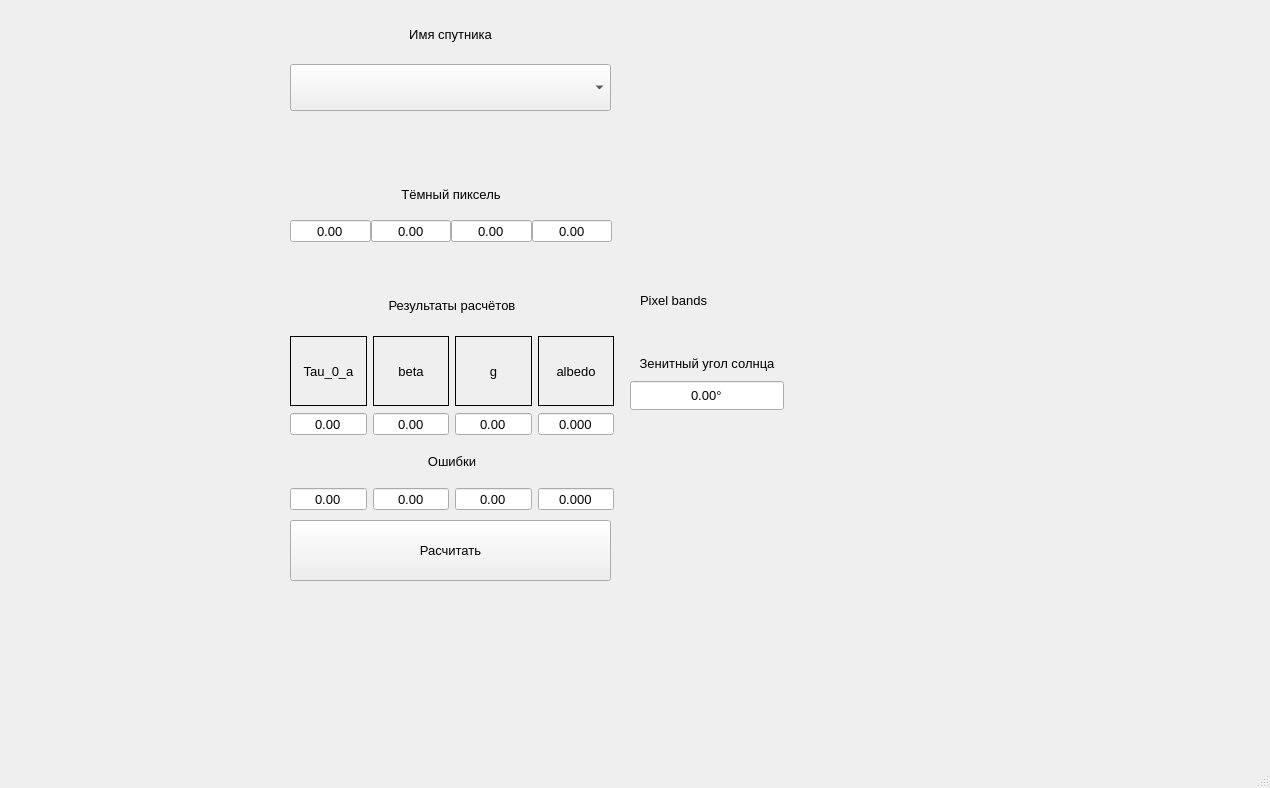
Old version of the form atm_correction/AtmCorrectionMainWindow.ui in the repository ValeryStk/satellite_comparator.
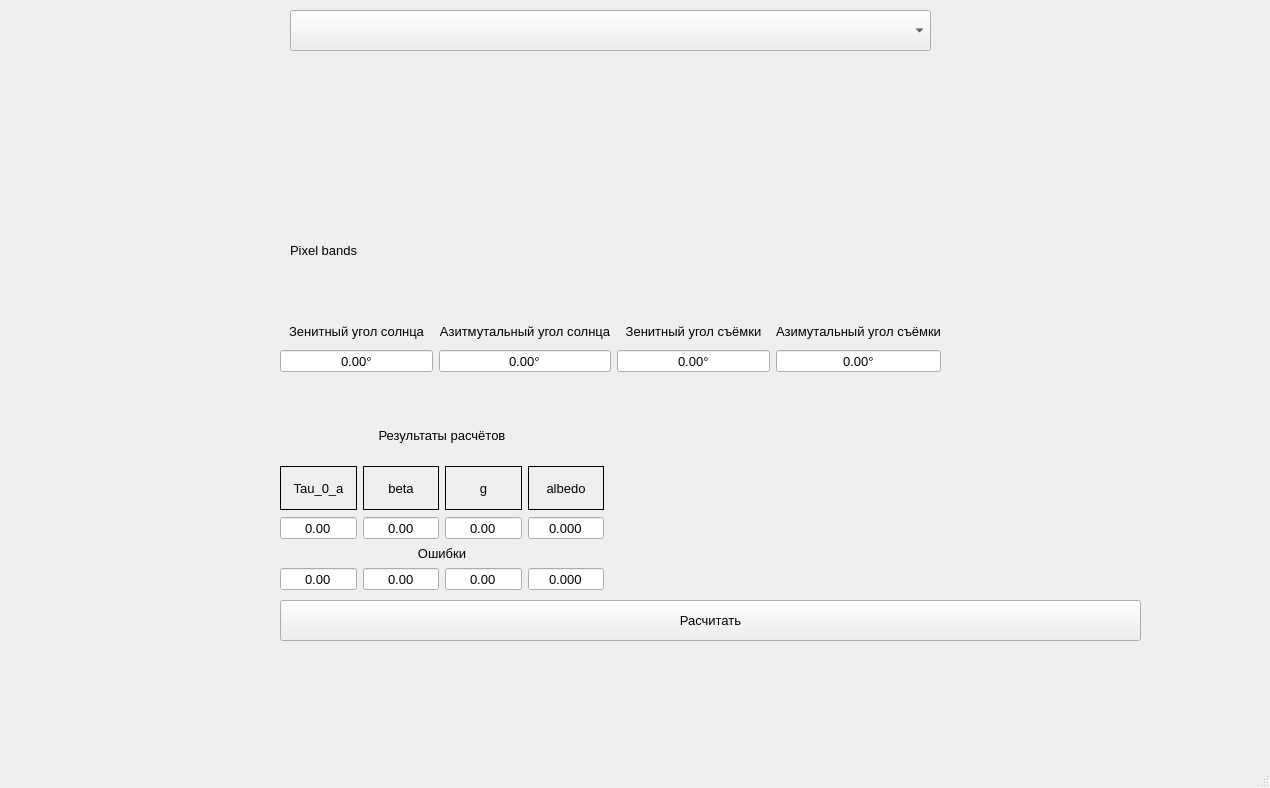
New version of the form. Custom widgets are drawn as their Qt base class.

Commit message: wip (capture zenit angle)

Patch:
```diff
--- a/atm_correction/AtmCorrectionMainWindow.ui
+++ b/atm_correction/AtmCorrectionMainWindow.ui
@@ -26,114 +26,13 @@
    <string>Тестовый модуль атмосферной коррекции</string>
   </property>
   <widget class="QWidget" name="centralwidget">
-   <widget class="QWidget" name="layoutWidget">
-    <property name="geometry">
-     <rect>
-      <x>290</x>
-      <y>140</y>
-      <width>322</width>
-      <height>133</height>
-     </rect>
-    </property>
-    <layout class="QHBoxLayout" name="horizontalLayout_4">
-     <property name="spacing">
-      <number>0</number>
-     </property>
-     <item>
-      <layout class="QVBoxLayout" name="verticalLayout_4">
-       <item>
-        <layout class="QVBoxLayout" name="verticalLayout">
-         <item>
-          <widget class="QLabel" name="label">
-           <property name="minimumSize">
-            <size>
-             <width>0</width>
-             <height>50</height>
-            </size>
-           </property>
-           <property name="maximumSize">
-            <size>
-             <width>16777215</width>
-             <height>50</height>
-            </size>
-           </property>
-           <property name="text">
-            <string>Тёмный пиксель</string>
-           </property>
-           <property name="alignment">
-            <set>Qt::AlignCenter</set>
-           </property>
-          </widget>
-         </item>
-         <item>
-          <layout class="QHBoxLayout" name="horizontalLayout">
-           <item>
-            <widget class="QDoubleSpinBox" name="doubleSpinBox_black1">
-             <property name="alignment">
-              <set>Qt::AlignCenter</set>
-             </property>
-             <property name="buttonSymbols">
-              <enum>QAbstractSpinBox::NoButtons</enum>
-             </property>
-             <property name="maximum">
-              <double>999.000000000000000</double>
-             </property>
-            </widget>
-           </item>
-           <item>
-            <widget class="QDoubleSpinBox" name="doubleSpinBox_black2">
-             <property name="alignment">
-              <set>Qt::AlignCenter</set>
-             </property>
-             <property name="buttonSymbols">
-              <enum>QAbstractSpinBox::NoButtons</enum>
-             </property>
-             <property name="maximum">
-              <double>999.000000000000000</double>
-             </property>
-            </widget>
-           </item>
-           <item>
-            <widget class="QDoubleSpinBox" name="doubleSpinBox_black3">
-             <property name="alignment">
-              <set>Qt::AlignCenter</set>
-             </property>
-             <property name="buttonSymbols">
-              <enum>QAbstractSpinBox::NoButtons</enum>
-             </property>
-             <property name="maximum">
-              <double>999.000000000000000</double>
-             </property>
-            </widget>
-           </item>
-           <item>
-            <widget class="QDoubleSpinBox" name="doubleSpinBox_black4">
-             <property name="alignment">
-              <set>Qt::AlignCenter</set>
-             </property>
-             <property name="buttonSymbols">
-              <enum>QAbstractSpinBox::NoButtons</enum>
-             </property>
-             <property name="maximum">
-              <double>999.000000000000000</double>
-             </property>
-            </widget>
-           </item>
-          </layout>
-         </item>
-        </layout>
-       </item>
-      </layout>
-     </item>
-    </layout>
-   </widget>
    <widget class="QWidget" name="layoutWidget">
     <property name="geometry">
      <rect>
       <x>9</x>
       <y>9</y>
       <width>261</width>
-      <height>571</height>
+      <height>631</height>
      </rect>
     </property>
     <layout class="QVBoxLayout" name="verticalLayout_checkBoxes"/>
@@ -141,10 +40,10 @@
    <widget class="QWidget" name="layoutWidget">
     <property name="geometry">
      <rect>
-      <x>290</x>
-      <y>280</y>
+      <x>280</x>
+      <y>410</y>
       <width>324</width>
-      <height>231</height>
+      <height>181</height>
      </rect>
     </property>
     <layout class="QVBoxLayout" name="verticalLayout_7">
@@ -359,83 +258,32 @@
    <widget class="QPushButton" name="pushButton_calculateBlack">
     <property name="geometry">
      <rect>
-      <x>290</x>
-      <y>520</y>
-      <width>321</width>
-      <height>61</height>
+      <x>280</x>
+      <y>600</y>
+      <width>861</width>
+      <height>41</height>
      </rect>
     </property>
     <property name="text">
      <string>Расчитать</string>
     </property>
    </widget>
-   <widget class="QWidget" name="layoutWidget">
-    <property name="geometry">
-     <rect>
-      <x>290</x>
-      <y>10</y>
-      <width>321</width>
-      <height>101</height>
-     </rect>
-    </property>
-    <layout class="QHBoxLayout" name="horizontalLayout_6">
-     <item>
-      <layout class="QVBoxLayout" name="verticalLayout_9">
-       <item>
-        <widget class="QLabel" name="label_9">
-         <property name="font">
-          <font>
-           <family>Segoe UI</family>
-           <pointsize>10</pointsize>
-          </font>
-         </property>
-         <property name="text">
-          <string>Имя спутника</string>
-         </property>
-         <property name="alignment">
-          <set>Qt::AlignCenter</set>
-         </property>
-        </widget>
-       </item>
-       <item>
-        <widget class="QComboBox" name="comboBox_satellite_type">
-         <property name="sizePolicy">
-          <sizepolicy hsizetype="Preferred" vsizetype="Preferred">
-           <horstretch>0</horstretch>
-           <verstretch>0</verstretch>
-          </sizepolicy>
-         </property>
-         <property name="font">
-          <font>
-           <family>Segoe UI</family>
-           <pointsize>10</pointsize>
-          </font>
-         </property>
-        </widget>
-       </item>
-      </layout>
-     </item>
-     <item>
-      <layout class="QVBoxLayout" name="verticalLayout_8"/>
-     </item>
-    </layout>
-   </widget>
    <widget class="QCustomPlot" name="widget_atm_params" native="true">
     <property name="geometry">
      <rect>
-      <x>650</x>
-      <y>10</y>
-      <width>551</width>
-      <height>241</height>
+      <x>290</x>
+      <y>60</y>
+      <width>641</width>
+      <height>161</height>
      </rect>
     </property>
    </widget>
    <widget class="QLabel" name="label_pixel_bands">
     <property name="geometry">
      <rect>
-      <x>640</x>
-      <y>280</y>
-      <width>581</width>
+      <x>290</x>
+      <y>230</y>
+      <width>641</width>
       <height>41</height>
      </rect>
     </property>
@@ -443,73 +291,243 @@
      <string>Pixel bands</string>
     </property>
    </widget>
-   <widget class="QLabel" name="label_7">
+   <widget class="QWidget" name="layoutWidget">
     <property name="geometry">
      <rect>
-      <x>630</x>
-      <y>340</y>
-      <width>154</width>
-      <height>46</height>
+      <x>280</x>
+      <y>320</y>
+      <width>661</width>
+      <height>53</height>
      </rect>
     </property>
-    <property name="maximumSize">
-     <size>
-      <width>16777215</width>
-      <height>50</height>
-     </size>
-    </property>
-    <property name="font">
-     <font>
-      <family>Segoe UI</family>
-      <pointsize>10</pointsize>
-     </font>
-    </property>
-    <property name="text">
-     <string>Зенитный угол солнца</string>
-    </property>
-    <property name="alignment">
-     <set>Qt::AlignCenter</set>
-    </property>
+    <layout class="QHBoxLayout" name="horizontalLayout_7">
+     <item>
+      <layout class="QVBoxLayout" name="verticalLayout_10">
+       <item>
+        <widget class="QLabel" name="label_7">
+         <property name="maximumSize">
+          <size>
+           <width>16777215</width>
+           <height>50</height>
+          </size>
+         </property>
+         <property name="font">
+          <font>
+           <family>Segoe UI</family>
+           <pointsize>10</pointsize>
+          </font>
+         </property>
+         <property name="text">
+          <string>Зенитный угол солнца</string>
+         </property>
+         <property name="alignment">
+          <set>Qt::AlignCenter</set>
+         </property>
+        </widget>
+       </item>
+       <item>
+        <widget class="QDoubleSpinBox" name="doubleSpinBox_sunZenitAngle">
+         <property name="sizePolicy">
+          <sizepolicy hsizetype="Minimum" vsizetype="Preferred">
+           <horstretch>0</horstretch>
+           <verstretch>0</verstretch>
+          </sizepolicy>
+         </property>
+         <property name="maximumSize">
+          <size>
+           <width>16777215</width>
+           <height>55</height>
+          </size>
+         </property>
+         <property name="font">
+          <font>
+           <family>Segoe UI</family>
+           <pointsize>10</pointsize>
+          </font>
+         </property>
+         <property name="alignment">
+          <set>Qt::AlignCenter</set>
+         </property>
+         <property name="buttonSymbols">
+          <enum>QAbstractSpinBox::NoButtons</enum>
+         </property>
+         <property name="suffix">
+          <string>°</string>
+         </property>
+         <property name="maximum">
+          <double>90.000000000000000</double>
+         </property>
+        </widget>
+       </item>
+      </layout>
+     </item>
+     <item>
+      <layout class="QVBoxLayout" name="verticalLayout_5">
+       <item>
+        <widget class="QLabel" name="label_11">
+         <property name="text">
+          <string>Азитмутальный угол солнца</string>
+         </property>
+         <property name="alignment">
+          <set>Qt::AlignCenter</set>
+         </property>
+        </widget>
+       </item>
+       <item>
+        <widget class="QDoubleSpinBox" name="doubleSpinBox_sunAzimutAngle">
+         <property name="sizePolicy">
+          <sizepolicy hsizetype="Minimum" vsizetype="Preferred">
+           <horstretch>0</horstretch>
+           <verstretch>0</verstretch>
+          </sizepolicy>
+         </property>
+         <property name="maximumSize">
+          <size>
+           <width>16777215</width>
+           <height>55</height>
+          </size>
+         </property>
+         <property name="font">
+          <font>
+           <family>Segoe UI</family>
+           <pointsize>10</pointsize>
+          </font>
+         </property>
+         <property name="alignment">
+          <set>Qt::AlignCenter</set>
+         </property>
+         <property name="buttonSymbols">
+          <enum>QAbstractSpinBox::NoButtons</enum>
+         </property>
+         <property name="suffix">
+          <string>°</string>
+         </property>
+         <property name="maximum">
+          <double>360.000000000000000</double>
+         </property>
+        </widget>
+       </item>
+      </layout>
+     </item>
+     <item>
+      <layout class="QVBoxLayout" name="verticalLayout_11">
+       <item>
+        <widget class="QLabel" name="label_10">
+         <property name="text">
+          <string>Зенитный угол съёмки</string>
+         </property>
+         <property name="alignment">
+          <set>Qt::AlignCenter</set>
+         </property>
+        </widget>
+       </item>
+       <item>
+        <widget class="QDoubleSpinBox" name="doubleSpinBox_CaptureZenitAngle">
+         <property name="sizePolicy">
+          <sizepolicy hsizetype="Minimum" vsizetype="Preferred">
+           <horstretch>0</horstretch>
+           <verstretch>0</verstretch>
+          </sizepolicy>
+         </property>
+         <property name="maximumSize">
+          <size>
+           <width>16777215</width>
+           <height>55</height>
+          </size>
+         </property>
+         <property name="font">
+          <font>
+           <family>Segoe UI</family>
+           <pointsize>10</pointsize>
+          </font>
+         </property>
+         <property name="alignment">
+          <set>Qt::AlignCenter</set>
+         </property>
+         <property name="buttonSymbols">
+          <enum>QAbstractSpinBox::NoButtons</enum>
+         </property>
+         <property name="suffix">
+          <string>°</string>
+         </property>
+         <property name="maximum">
+          <double>90.000000000000000</double>
+         </property>
+        </widget>
+       </item>
+      </layout>
+     </item>
+     <item>
+      <layout class="QVBoxLayout" name="verticalLayout_12">
+       <item>
+        <widget class="QLabel" name="label_12">
+         <property name="text">
+          <string>Азимутальный угол съёмки</string>
+         </property>
+         <property name="alignment">
+          <set>Qt::AlignCenter</set>
+         </property>
+        </widget>
+       </item>
+       <item>
+        <widget class="QDoubleSpinBox" name="doubleSpinBox_CaptureAzimutAngle">
+         <property name="sizePolicy">
+          <sizepolicy hsizetype="Minimum" vsizetype="Preferred">
+           <horstretch>0</horstretch>
+           <verstretch>0</verstretch>
+          </sizepolicy>
+         </property>
+         <property name="maximumSize">
+          <size>
+           <width>16777215</width>
+           <height>55</height>
+          </size>
+         </property>
+         <property name="font">
+          <font>
+           <family>Segoe UI</family>
+           <pointsize>10</pointsize>
+          </font>
+         </property>
+         <property name="alignment">
+          <set>Qt::AlignCenter</set>
+         </property>
+         <property name="buttonSymbols">
+          <enum>QAbstractSpinBox::NoButtons</enum>
+         </property>
+         <property name="suffix">
+          <string>°</string>
+         </property>
+         <property name="maximum">
+          <double>360.000000000000000</double>
+         </property>
+        </widget>
+       </item>
+      </layout>
+     </item>
+    </layout>
    </widget>
-   <widget class="QDoubleSpinBox" name="doubleSpinBox_sunZenitAngle">
+   <widget class="QComboBox" name="comboBox_satellite_type">
     <property name="geometry">
      <rect>
-      <x>630</x>
-      <y>380</y>
-      <width>154</width>
-      <height>31</height>
+      <x>290</x>
+      <y>10</y>
+      <width>641</width>
+      <height>41</height>
      </rect>
     </property>
     <property name="sizePolicy">
-     <sizepolicy hsizetype="Minimum" vsizetype="Preferred">
+     <sizepolicy hsizetype="Preferred" vsizetype="Preferred">
       <horstretch>0</horstretch>
       <verstretch>0</verstretch>
      </sizepolicy>
     </property>
-    <property name="maximumSize">
-     <size>
-      <width>16777215</width>
-      <height>55</height>
-     </size>
-    </property>
     <property name="font">
      <font>
       <family>Segoe UI</family>
       <pointsize>10</pointsize>
      </font>
     </property>
-    <property name="alignment">
-     <set>Qt::AlignCenter</set>
-    </property>
-    <property name="buttonSymbols">
-     <enum>QAbstractSpinBox::NoButtons</enum>
-    </property>
-    <property name="suffix">
-     <string>°</string>
-    </property>
-    <property name="maximum">
-     <double>90.000000000000000</double>
-    </property>
    </widget>
   </widget>
   <widget class="QMenuBar" name="menubar">
```
The commit also changes 5 other files.
